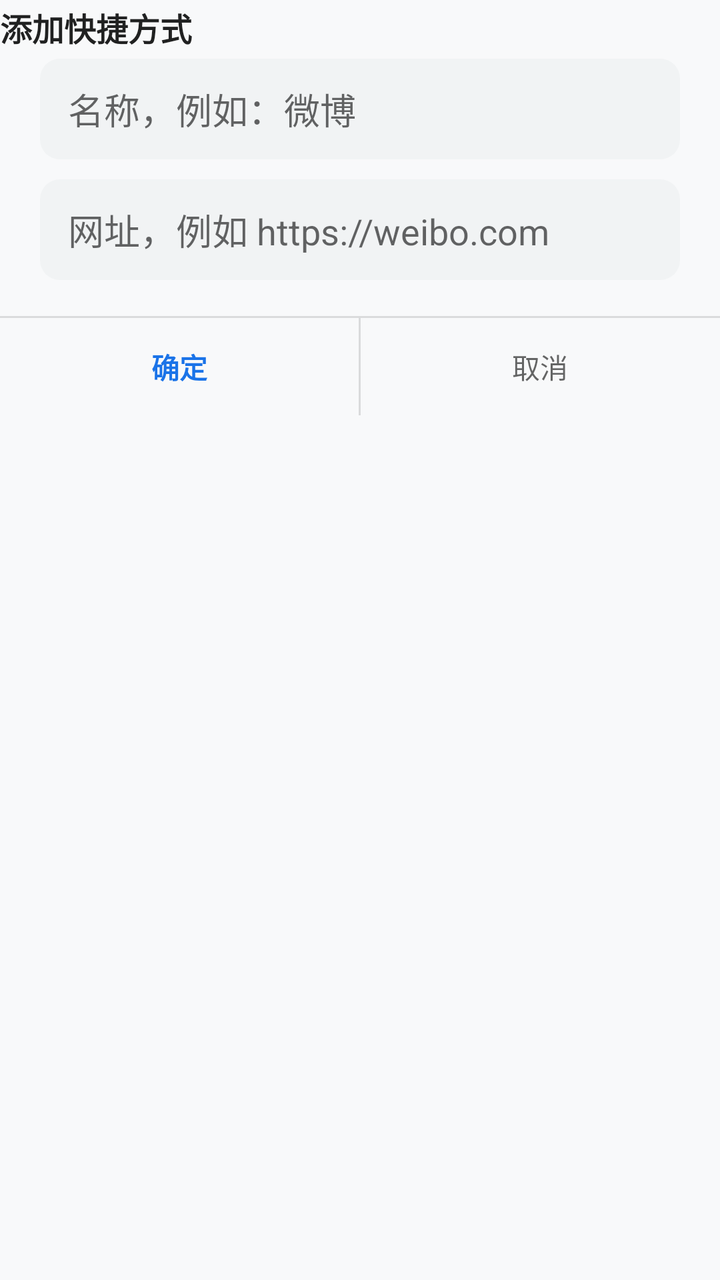
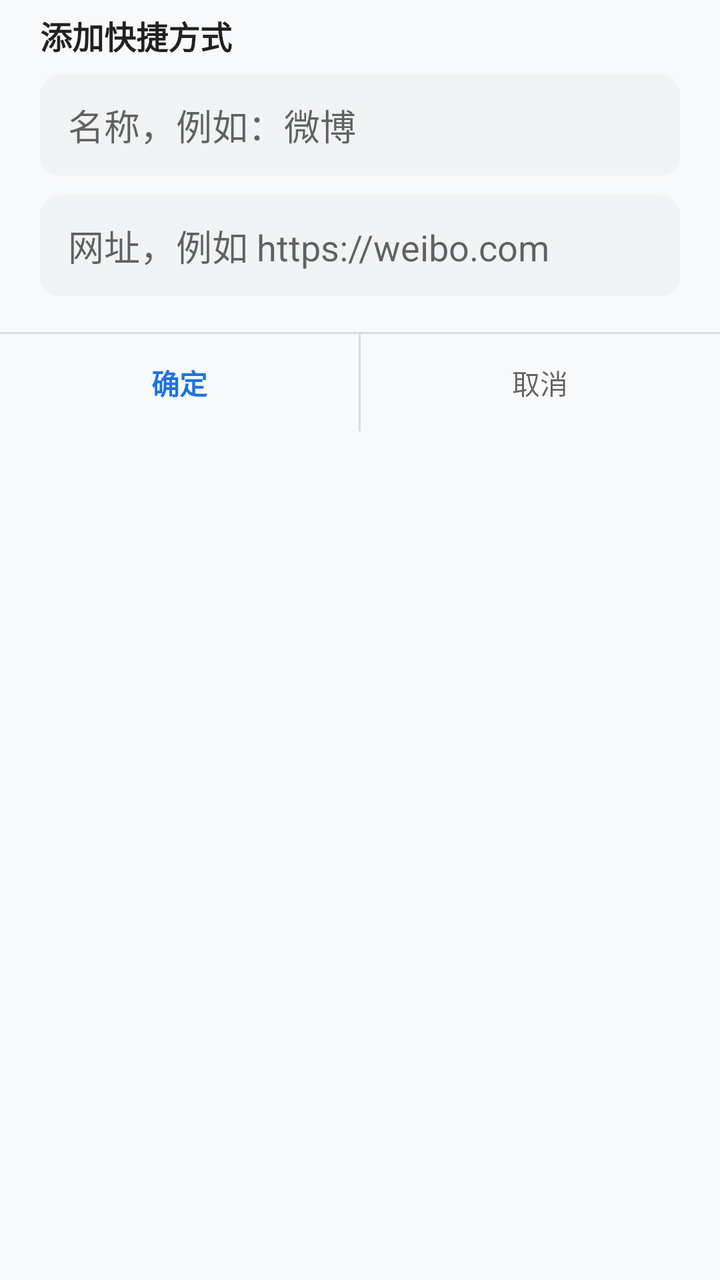

Before-and-after screenshots of an Android layout around one commit, followed by the original layout XML and the change that was made.
<!-- AndroidManifest.xml: application theme Theme.Aegis -->
<!-- res/layout/dialog_add_shortcut.xml -->
<?xml version="1.0" encoding="utf-8"?>
<LinearLayout xmlns:android="http://schemas.android.com/apk/res/android"
    android:layout_width="match_parent"
    android:layout_height="wrap_content"
    android:orientation="vertical">

    <TextView
        android:id="@+id/dialog_shortcut_title"
        android:layout_width="match_parent"
        android:layout_height="wrap_content"
        android:paddingHorizontal="0dp"
        android:paddingTop="2dp"
        android:paddingBottom="4dp"
        android:text="@string/add_shortcut"
        android:textColor="?android:attr/textColorPrimary"
        android:textSize="16sp"
        android:textStyle="bold" />

    <EditText
        android:id="@+id/et_shortcut_name"
        android:layout_width="match_parent"
        android:layout_height="wrap_content"
        android:layout_marginHorizontal="20dp"
        android:background="@drawable/input_field_bg"
        android:hint="@string/shortcut_name_hint"
        android:inputType="text|textNoSuggestions"
        android:paddingHorizontal="14dp"
        android:paddingVertical="12dp"
        android:singleLine="true" />

    <EditText
        android:id="@+id/et_shortcut_url"
        android:layout_width="match_parent"
        android:layout_height="wrap_content"
        android:layout_marginHorizontal="20dp"
        android:layout_marginTop="10dp"
        android:background="@drawable/input_field_bg"
        android:hint="@string/shortcut_url_hint"
        android:inputType="text|textNoSuggestions"
        android:paddingHorizontal="14dp"
        android:paddingVertical="12dp"
        android:singleLine="true" />

    <View
        android:layout_width="match_parent"
        android:layout_height="1dp"
        android:layout_marginTop="18dp"
        android:background="?android:attr/listDivider" />

    <LinearLayout
        android:layout_width="match_parent"
        android:layout_height="wrap_content"
        android:orientation="horizontal">

        <TextView
            android:id="@+id/button_dialog_confirm"
            android:layout_width="0dp"
            android:layout_height="wrap_content"
            android:layout_weight="1"
            android:background="@null"
            android:clickable="true"
            android:gravity="center"
            android:paddingVertical="14dp"
            android:text="@string/confirm"
            android:textColor="@color/primary"
            android:textSize="14sp"
            android:textStyle="bold" />

        <View
            android:layout_width="1dp"
            android:layout_height="match_parent"
            android:background="?android:attr/listDivider" />

        <TextView
            android:id="@+id/button_dialog_cancel"
            android:layout_width="0dp"
            android:layout_height="wrap_content"
            android:layout_weight="1"
            android:background="@null"
            android:clickable="true"
            android:gravity="center"
            android:paddingVertical="14dp"
            android:text="@string/cancel"
            android:textColor="?android:attr/textColorSecondary"
            android:textSize="14sp" />
    </LinearLayout>
</LinearLayout>
<!-- resources referenced by this layout -->
<resources>
  <color name="primary">#1A73E8</color>
  <!-- drawable input_field_bg (drawable) -->
  <shape xmlns:android="http://schemas.android.com/apk/res/android"
      android:shape="rectangle">
      
      <solid android:color="@color/header_light" />
      <corners android:radius="10dp" />
  </shape>
  <string name="add_shortcut">添加快捷方式</string>
  <string name="cancel">取消</string>
  <string name="confirm">确定</string>
  <string name="shortcut_name_hint">名称，例如：微博</string>
  <string name="shortcut_url_hint">网址，例如 https://weibo.com</string>
  <style name="Theme.Aegis" parent="@android:style/Theme.Material.Light.NoActionBar">
          <item name="android:colorPrimary">@color/primary</item>
          <item name="android:colorPrimaryDark">@color/primary</item>
          <item name="android:colorAccent">@color/primary</item>
          <item name="android:statusBarColor">@android:color/transparent</item>
          
          <item name="android:windowLightStatusBar">true</item>
          <item name="android:windowBackground">@color/bg_light</item>
              <item name="android:alertDialogTheme">@style/Theme.Aegis.Dialog</item>
      </style>
  <color name="header_light">#F1F3F4</color>
  <color name="bg_light">#F8F9FA</color>
  <style name="Theme.Aegis.Dialog" parent="@android:style/Theme.Material.Light.Dialog.Alert">
          <item name="android:windowBackground">@drawable/bg_dialog_surface</item>
          <item name="android:colorAccent">@color/primary</item>
          <item name="android:colorPrimary">@color/primary</item>
          <item name="android:backgroundDimAmount">0.28</item>
          <item name="android:textAppearanceLarge">@style/AegisDialogTitle</item>
          <item name="android:textAppearanceMedium">@style/AegisDialogBody</item>
          <item name="android:buttonBarButtonStyle">@style/AegisDialogButton</item>
          <item name="android:borderlessButtonStyle">@style/AegisDialogButton</item>
      </style>
  <!-- drawable bg_dialog_surface (drawable) -->
  <?xml version="1.0" encoding="utf-8"?>
  <shape xmlns:android="http://schemas.android.com/apk/res/android"
      android:shape="rectangle">
      <solid android:color="#FFFFFFFF" />
      <corners android:radius="20dp" />
  </shape>
  <style name="AegisDialogTitle" parent="@android:style/TextAppearance.Material.Title">
          <item name="android:textSize">19sp</item>
          <item name="android:textStyle">bold</item>
          <item name="android:textColor">#16181C</item>
      </style>
  <style name="AegisDialogBody" parent="@android:style/TextAppearance.Material.Body1">
          <item name="android:textSize">14sp</item>
          <item name="android:textColor">#5A616B</item>
          <item name="android:lineSpacingMultiplier">1.3</item>
      </style>
  <style name="AegisDialogButton" parent="@android:style/Widget.Material.Button.Borderless">
          <item name="android:textColor">@color/primary</item>
          <item name="android:textSize">15sp</item>
          <item name="android:textStyle">bold</item>
          <item name="android:letterSpacing">0.02</item>
          <item name="android:minWidth">0dp</item>
          <item name="android:minHeight">40dp</item>
          <item name="android:paddingLeft">14dp</item>
          <item name="android:paddingRight">14dp</item>
      </style>
</resources>

<!-- the commit's change to res/layout/dialog_add_shortcut.xml (unified diff, before → after) -->
@@ -8,9 +8,9 @@
         android:id="@+id/dialog_shortcut_title"
         android:layout_width="match_parent"
         android:layout_height="wrap_content"
-        android:paddingHorizontal="0dp"
-        android:paddingTop="2dp"
-        android:paddingBottom="4dp"
+        android:layout_marginHorizontal="20dp"
+        android:layout_marginTop="6dp"
+        android:paddingBottom="8dp"
         android:text="@string/add_shortcut"
         android:textColor="?android:attr/textColorPrimary"
         android:textSize="16sp"
